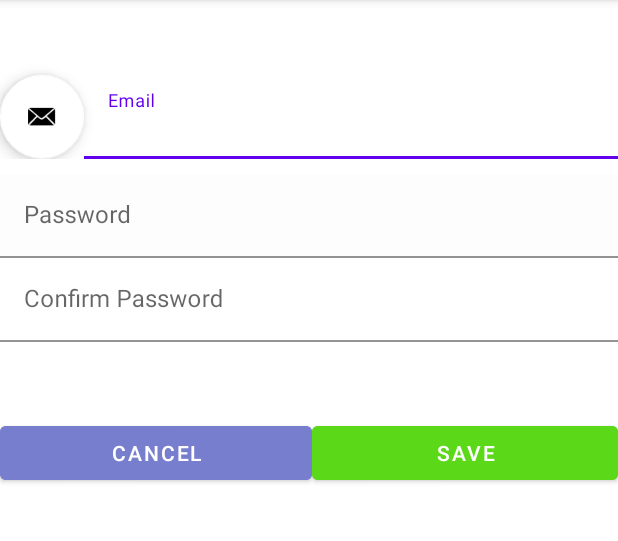
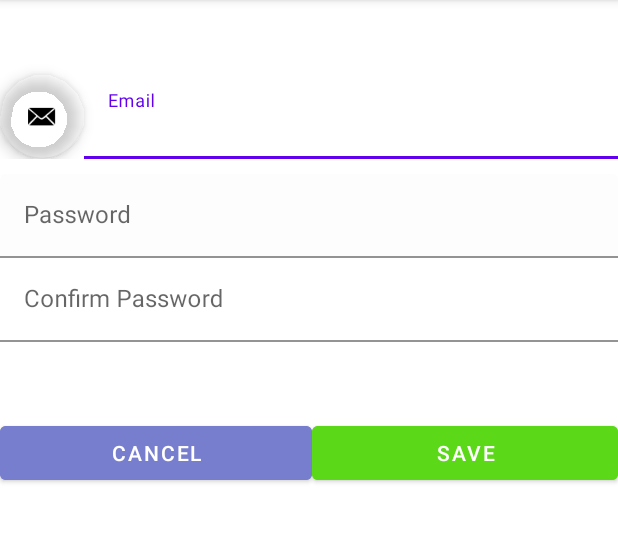
Before and after one commit to Abdalrhman210505/AbdalrhmanFinalProject, an Android app: the SignUpActivity screen opened directly, with no data from a screen before it, on a phone screen of 412 x 824 dp, the part 84-625 px from its top. Run offline under Robolectric (Android 15) with nearby library versions, the phone set to English and light mode, and no system bars; our stand-ins replace Firebase (no records; nobody signed in at launch, a user with empty details on screens opened directly).

Commit message:
designing

```diff
--- a/app/src/main/res/layout/activity_sign_up.xml
+++ b/app/src/main/res/layout/activity_sign_up.xml
@@ -14,11 +14,14 @@
         <com.google.android.material.floatingactionbutton.FloatingActionButton
             android:id="@+id/floatingActionButton2"
             android:layout_width="wrap_content"
-            android:layout_height="85dp"
+            android:layout_height="wrap_content"
             android:layout_marginTop="50dp"
             android:layout_weight="1"
+            android:background="#00FFFFFF"
+            android:backgroundTint="#00FFFFFF"
+            android:backgroundTintMode="multiply"
             android:clickable="true"
-            app:backgroundTint="#FFFFFF"
+            app:backgroundTint="#00FFFFFF"
             app:srcCompat="@android:drawable/sym_action_email" />
 
         <com.google.android.material.textfield.TextInputLayout
```
